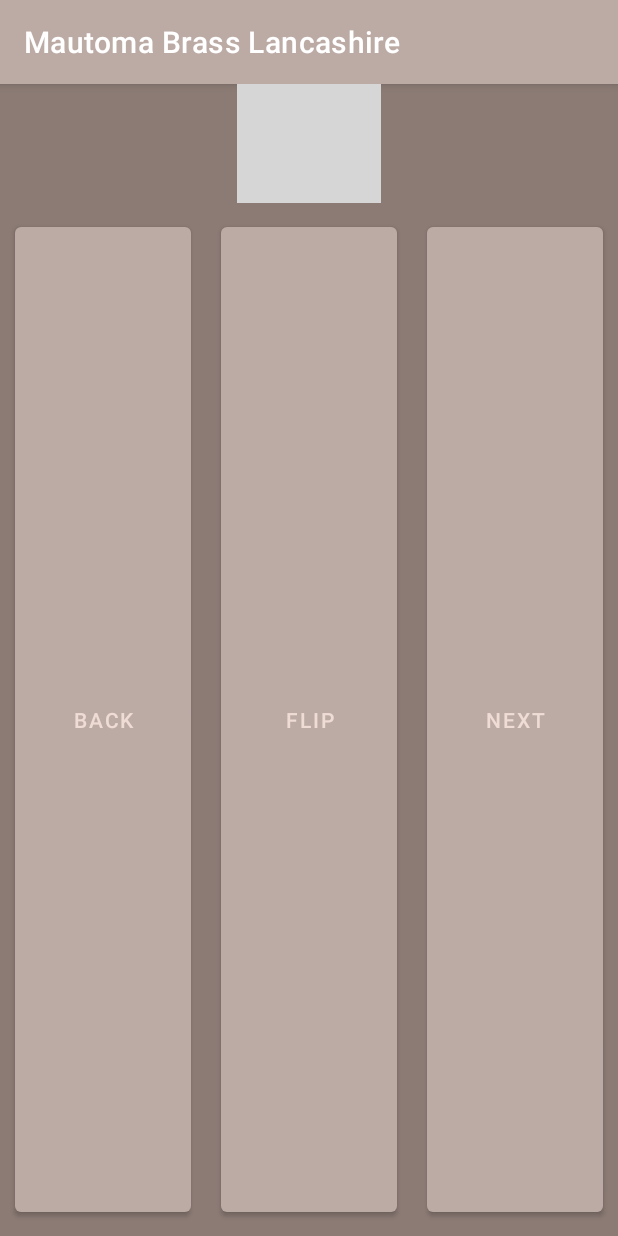
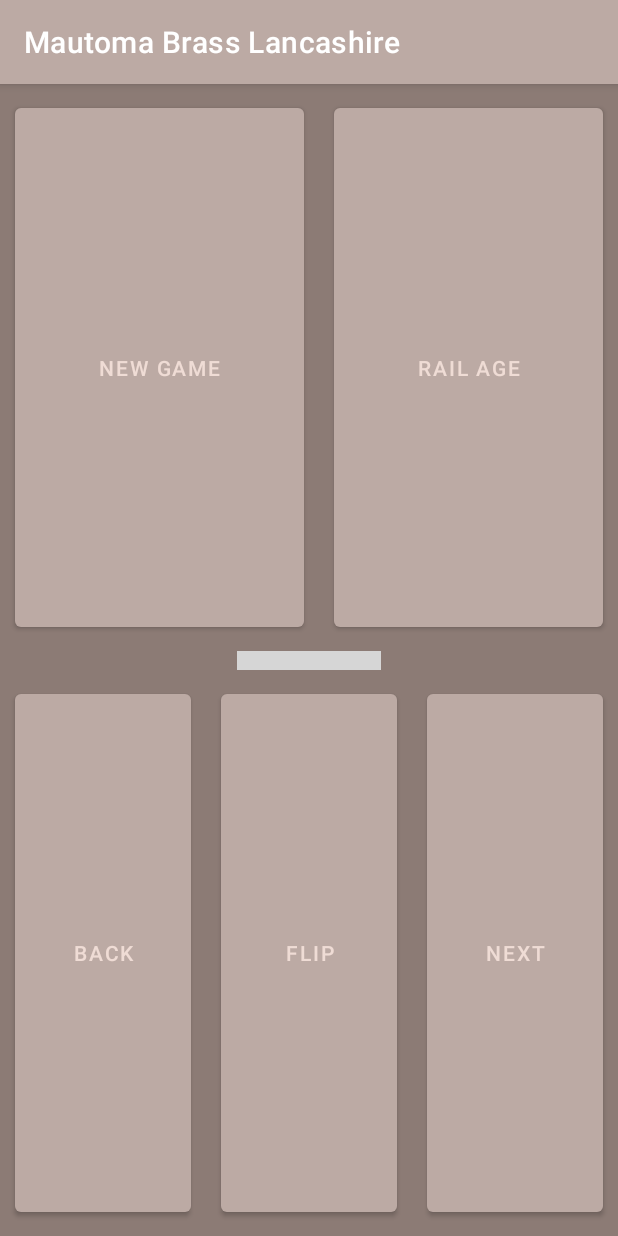
Before and after one commit to danielhlima/mautoma-brass-lancashire, an Android app: the screen it shows after launch (MainActivity), on a phone screen of 412 x 824 dp. Run offline under Robolectric (Android 15) with nearby library versions, the phone set to English and light mode, and no system bars; grey boxes are pictures that could not be loaded.

Commit message:
Classic mode finished

```diff
--- a/app/src/main/java/br/com/mautomabrasslancashire/device/repositories/LoadDeckRepositoryImpl.java
+++ b/app/src/main/java/br/com/mautomabrasslancashire/device/repositories/LoadDeckRepositoryImpl.java
@@ -116,70 +116,70 @@ public class LoadDeckRepositoryImpl implements LoadDeckRepository {
 
 
             List<Card> cards = new ArrayList<Card>();
-            cards.add(new Card("a21", false, true, false, a21b));
-            cards.add(new Card("a21", false, true, true, a21f));
-            cards.add(new Card("a22", true, false, false, a22b));
-            cards.add(new Card("a22", true, false, true, a22f));
-            cards.add(new Card("a23", true, false, false, a23b));
-            cards.add(new Card("a23", true, false, true, a23f));
-            cards.add(new Card("a26", true, false, false, a26b));
-            cards.add(new Card("a26", true, false, true, a26f));
-            cards.add(new Card("a28", false, true, false, a28b));
-            cards.add(new Card("a28", false, true, true, a28f));
-            cards.add(new Card("a30", false, true, false, a30b));
-            cards.add(new Card("a30", false, true, true, a30f));
-            cards.add(new Card("a41", true, false, false, a41b));
-            cards.add(new Card("a41", true, false, true, a41f));
-            cards.add(new Card("a6", true, false, false, a6b));
-            cards.add(new Card("a6", true, false, true, a6f));
-            cards.add(new Card("a8", false, true, false, a8b));
-            cards.add(new Card("a8", false, true, true, a8f));
-            cards.add(new Card("a9", false, true, false, a9b));
-            cards.add(new Card("a9", false, true, true, a9f));
-            cards.add(new Card("b13", false, true, false, b13b));
-            cards.add(new Card("b13", false, true, true, b13f));
-            cards.add(new Card("b14", true, false, false, b14b));
-            cards.add(new Card("b14", true, false, true, b14f));
-            cards.add(new Card("b15", false, true, false, b15b));
-            cards.add(new Card("b15", false, true, true, b15f));
-            cards.add(new Card("b31", false, true, false, b31b));
-            cards.add(new Card("b31", false, true, true, b31f));
-            cards.add(new Card("b34", false, true, false, b34b));
-            cards.add(new Card("b34", false, true, true, b34f));
-            cards.add(new Card("b36", true, false, false, b36b));
-            cards.add(new Card("b36", true, false, true, b36f));
-            cards.add(new Card("b37", false, true, false, b37b));
-            cards.add(new Card("b37", false, true, true, b37f));
-            cards.add(new Card("b39", true, false, false, b39b));
-            cards.add(new Card("b39", true, false, true, b39f));
-            cards.add(new Card("c10", true, false, false, c10b));
-            cards.add(new Card("c10", true, false, true, c10f));
-            cards.add(new Card("c12", false, true, false, c12b));
-            cards.add(new Card("c12", false, true, true, c12f));
-            cards.add(new Card("c16", false, true, false, c16b));
-            cards.add(new Card("c16", false, true, true, c16f));
-            cards.add(new Card("c18", false, true, false, c18b));
-            cards.add(new Card("c18", false, true, true, c18f));
-            cards.add(new Card("c19", true, false, false, c19b));
-            cards.add(new Card("c19", true, false, true, c19f));
-            cards.add(new Card("c1", true, false, false, c1b));
-            cards.add(new Card("c1", true, false, true, c1f));
-            cards.add(new Card("c2", false, true, false, c2b));
-            cards.add(new Card("c2", false, true, true, c2f));
-            cards.add(new Card("c35", false, true, false, c35b));
-            cards.add(new Card("c35", false, true, true, c35f));
-            cards.add(new Card("c38", true, false, false, c38b));
-            cards.add(new Card("c38", true, false, true, c38f));
-            cards.add(new Card("c3", false, true, false, c3b));
-            cards.add(new Card("c3", false, true, true, c3f));
-            cards.add(new Card("c40", true, false, false, c40b));
-            cards.add(new Card("c40", true, false, true, c40f));
-            cards.add(new Card("c42", false, true, false, c42b));
-            cards.add(new Card("c42", false, true, true, c42f));
-            cards.add(new Card("c4", false, true, false, c4b));
-            cards.add(new Card("c4", false, true, true, c4f));
-            cards.add(new Card("c7", true, false, false, c7b));
-            cards.add(new Card("c7", true, false, true, c7f));
+            cards.add(new Card("a21", false, true, false, a21b, true));
+            cards.add(new Card("a21", false, true, true, a21f, true));
+            cards.add(new Card("a22", true, false, false, a22b, false));
+            cards.add(new Card("a22", true, false, true, a22f, false));
+            cards.add(new Card("a23", true, false, false, a23b, true));
+            cards.add(new Card("a23", true, false, true, a23f, true));
+            cards.add(new Card("a26", true, false, false, a26b, false));
+            cards.add(new Card("a26", true, false, true, a26f, false));
+            cards.add(new Card("a28", false, true, false, a28b, false));
+            cards.add(new Card("a28", false, true, true, a28f, false));
+            cards.add(new Card("a30", false, true, false, a30b, false));
+            cards.add(new Card("a30", false, true, true, a30f, false));
+            cards.add(new Card("a41", true, false, false, a41b, true));
+            cards.add(new Card("a41", true, false, true, a41f, true));
+            cards.add(new Card("a6", true, false, false, a6b, false));
+            cards.add(new Card("a6", true, false, true, a6f, false));
+            cards.add(new Card("a8", false, true, false, a8b, false));
+            cards.add(new Card("a8", false, true, true, a8f, false));
+            cards.add(new Card("a9", false, true, false, a9b, false));
+            cards.add(new Card("a9", false, true, true, a9f, false));
+            cards.add(new Card("b13", false, true, false, b13b, false));
+            cards.add(new Card("b13", false, true, true, b13f, false));
+            cards.add(new Card("b14", true, false, false, b14b, true));
+            cards.add(new Card("b14", true, false, true, b14f, true));
+            cards.add(new Card("b15", false, true, false, b15b, false));
+            cards.add(new Card("b15", false, true, true, b15f, false));
+            cards.add(new Card("b31", false, true, false, b31b, true));
+            cards.add(new Card("b31", false, true, true, b31f, true));
+            cards.add(new Card("b34", false, true, false, b34b, false));
+            cards.add(new Card("b34", false, true, true, b34f, false));
+            cards.add(new Card("b36", true, false, false, b36b, true));
+            cards.add(new Card("b36", true, false, true, b36f, true));
+            cards.add(new Card("b37", false, true, false, b37b, false));
+            cards.add(new Card("b37", false, true, true, b37f, false));
+            cards.add(new Card("b39", true, false, false, b39b, false));
+            cards.add(new Card("b39", true, false, true, b39f, false));
+            cards.add(new Card("c10", true, false, false, c10b, false));
+            cards.add(new Card("c10", true, false, true, c10f, false));
+            cards.add(new Card("c12", false, true, false, c12b, false));
+            cards.add(new Card("c12", false, true, true, c12f, false));
+            cards.add(new Card("c16", false, true, false, c16b, false));
+            cards.add(new Card("c16", false, true, true, c16f, false));
+            cards.add(new Card("c18", false, true, false, c18b, false));
+            cards.add(new Card("c18", false, true, true, c18f, false));
+            cards.add(new Card("c19", true, false, false, c19b, false));
+            cards.add(new Card("c19", true, false, true, c19f, false));
+            cards.add(new Card("c1", true, false, false, c1b, true));
+            cards.add(new Card("c1", true, false, true, c1f, true));
+            cards.add(new Card("c2", false, true, false, c2b, false));
+            cards.add(new Card("c2", false, true, true, c2f, false));
+            cards.add(new Card("c35", false, true, false, c35b, true));
+            cards.add(new Card("c35", false, true, true, c35f, true));
+            cards.add(new Card("c38", true, false, false, c38b, false));
+            cards.add(new Card("c38", true, false, true, c38f, false));
+            cards.add(new Card("c3", false, true, false, c3b, true));
+            cards.add(new Card("c3", false, true, true, c3f, true));
+            cards.add(new Card("c40", true, false, false, c40b, false));
+            cards.add(new Card("c40", true, false, true, c40f, false));
+            cards.add(new Card("c42", false, true, false, c42b, false));
+            cards.add(new Card("c42", false, true, true, c42f, false));
+            cards.add(new Card("c4", false, true, false, c4b, false));
+            cards.add(new Card("c4", false, true, true, c4f, false));
+            cards.add(new Card("c7", true, false, false, c7b, true));
+            cards.add(new Card("c7", true, false, true, c7f, true));
 
             callback.onSuccess(cards);
         }catch (Exception e){
--- a/app/src/main/java/br/com/mautomabrasslancashire/domain/entities/Card.java
+++ b/app/src/main/java/br/com/mautomabrasslancashire/domain/entities/Card.java
@@ -9,13 +9,20 @@ public class Card {
     private boolean mustHave;
     private boolean isFront;
     private Drawable drawable;
+    private boolean isRailAge;
 
-    public Card(String name, boolean isClassic, boolean mustHave, boolean isFront, Drawable drawable) {
+    public Card(String name, boolean isClassic, boolean mustHave, boolean isFront, Drawable drawable,
+                boolean isRailAge) {
         this.name = name;
         this.isClassic = isClassic;
         this.mustHave = mustHave;
         this.isFront = isFront;
         this.drawable = drawable;
+        this.isRailAge = isRailAge;
+    }
+
+    public boolean isRailAge() {
+        return isRailAge;
     }
 
     public String getName() {
--- a/app/src/main/java/br/com/mautomabrasslancashire/view/fragments/DeckTestFragment.java
+++ b/app/src/main/java/br/com/mautomabrasslancashire/view/fragments/DeckTestFragment.java
@@ -57,9 +57,9 @@ public class DeckTestFragment extends Fragment implements DataOut.Callback<List<
             @Override
             public void onClick(View v) {
                 if(currentDeckIndex > 0){
-                    currentCard = gameDeck.get(currentDeckIndex-1);
+                    currentDeckIndex-=1;
+                    currentCard = gameDeck.get(currentDeckIndex);
                     iv.setImageDrawable(currentCard.getDrawable());
-                    currentDeckIndex-=1;
                 }
             }
         });
@@ -92,10 +92,29 @@ public class DeckTestFragment extends Fragment implements DataOut.Callback<List<
             @Override
             public void onClick(View v) {
                 if (currentDeckIndex < gameDeck.size()-1){
-                    currentCard = gameDeck.get(currentDeckIndex+1);
+                    currentDeckIndex+=1;
+                    currentCard = gameDeck.get(currentDeckIndex);
                     iv.setImageDrawable(currentCard.getDrawable());
-                    currentDeckIndex+=1;
+                }else{
+                    Collections.shuffle(gameDeck);
+                    currentDeckIndex = 0;
+                    currentCard = gameDeck.get(currentDeckIndex);
+                    iv.setImageDrawable(currentCard.getDrawable());
                 }
+            }
+        });
+
+        ((Button)view.findViewById(R.id.bt_canal)).setOnClickListener(new View.OnClickListener() {
+            @Override
+            public void onClick(View v) {
+                splitAndShuffle(false);
+            }
+        });
+
+        ((Button)view.findViewById(R.id.bt_rail)).setOnClickListener(new View.OnClickListener() {
+            @Override
+            public void onClick(View v) {
+                splitAndShuffle(true);
             }
         });
 
@@ -112,7 +131,7 @@ public class DeckTestFragment extends Fragment implements DataOut.Callback<List<
     public void onSuccess(List<Card> parameter) {
         if(parameter != null){
             cards = parameter;
-            splitAndShuffle();
+            splitAndShuffle(false);
         }
     }
 
@@ -121,13 +140,15 @@ public class DeckTestFragment extends Fragment implements DataOut.Callback<List<
 
     }
 
-    public void splitAndShuffle(){
+    public void splitAndShuffle(boolean isRailAge){
 
+        currentDeckIndex = 0;
         deckA = new ArrayList<Card>();
         deckB = new ArrayList<Card>();
         deckC = new ArrayList<Card>();
         gameDeck = new ArrayList<Card>();
 
+        if(isRailAge){
             for(Card card : cards){
                 if(card.getName().startsWith("a") && card.isFront()) {
                     deckA.add(card);
@@ -142,7 +163,22 @@ public class DeckTestFragment extends Fragment implements DataOut.Callback<List<
                     Collections.shuffle(deckC);
                 }
             }
-
+        }else {
+            for(Card card : cards){
+                if(card.getName().startsWith("a") && card.isFront() && !card.isRailAge()) {
+                    deckA.add(card);
+                    Collections.shuffle(deckA);
+                }
+                else if(card.getName().startsWith("b") && card.isFront() && !card.isRailAge()) {
+                    deckB.add(card);
+                    Collections.shuffle(deckB);
+                }
+                else if(card.getName().startsWith("c") && card.isFront() && !card.isRailAge()) {
+                    deckC.add(card);
+                    Collections.shuffle(deckC);
+                }
+            }
+        }
 
         gameDeck.add(deckA.remove(0));
         gameDeck.add(deckA.remove(0));
@@ -165,6 +201,7 @@ public class DeckTestFragment extends Fragment implements DataOut.Callback<List<
 
         List<Card> set4AutomaDec = new ArrayList<Card>();
         set4AutomaDec.addAll(deckA);
+        set4AutomaDec.addAll(deckB);
         set4AutomaDec.addAll(deckC);
         Collections.shuffle(set4AutomaDec);
         gameDeck.addAll(set4AutomaDec);
@@ -173,6 +210,9 @@ public class DeckTestFragment extends Fragment implements DataOut.Callback<List<
 
         currentCard = gameDeck.get(currentDeckIndex);
 
+        if(isRailAge){
+            iv.setImageDrawable(currentCard.getDrawable());
+        }else{
             for(Card card : cards){
                 if(currentCard.getName().equalsIgnoreCase(card.getName())
                         && !card.isFront()){
@@ -183,3 +223,4 @@ public class DeckTestFragment extends Fragment implements DataOut.Callback<List<
             }
         }
     }
+}
--- a/app/src/main/res/layout/fragment_deck_test.xml
+++ b/app/src/main/res/layout/fragment_deck_test.xml
@@ -11,6 +11,30 @@
         android:layout_height="match_parent"
         android:background="@color/primaryDarkColor"
         android:orientation="vertical">
+
+    <LinearLayout
+        android:layout_width="match_parent"
+        android:layout_height="match_parent"
+        android:layout_weight="14"
+        android:orientation="horizontal">
+
+        <Button
+            android:id="@+id/bt_canal"
+            android:layout_width="wrap_content"
+            android:layout_height="match_parent"
+            android:layout_weight="3"
+            android:layout_margin="10dp"
+            android:text="@string/canal_age"/>
+
+        <Button
+            android:id="@+id/bt_rail"
+            android:layout_width="wrap_content"
+            android:layout_height="match_parent"
+            android:layout_margin="10dp"
+            android:layout_weight="3"
+            android:text="@string/bt_rail_age"/>
+
+    </LinearLayout>
 
         <ImageView
             android:id="@+id/iv_test"
--- a/app/src/main/res/values/strings.xml
+++ b/app/src/main/res/values/strings.xml
@@ -5,4 +5,6 @@
     <string name="back">Back</string>
     <string name="flip">Flip</string>
     <string name="next">Next</string>
+    <string name="canal_age">New game</string>
+    <string name="bt_rail_age">Rail age</string>
 </resources>
```
Lines whose indentation alone changed are shown as unchanged.
